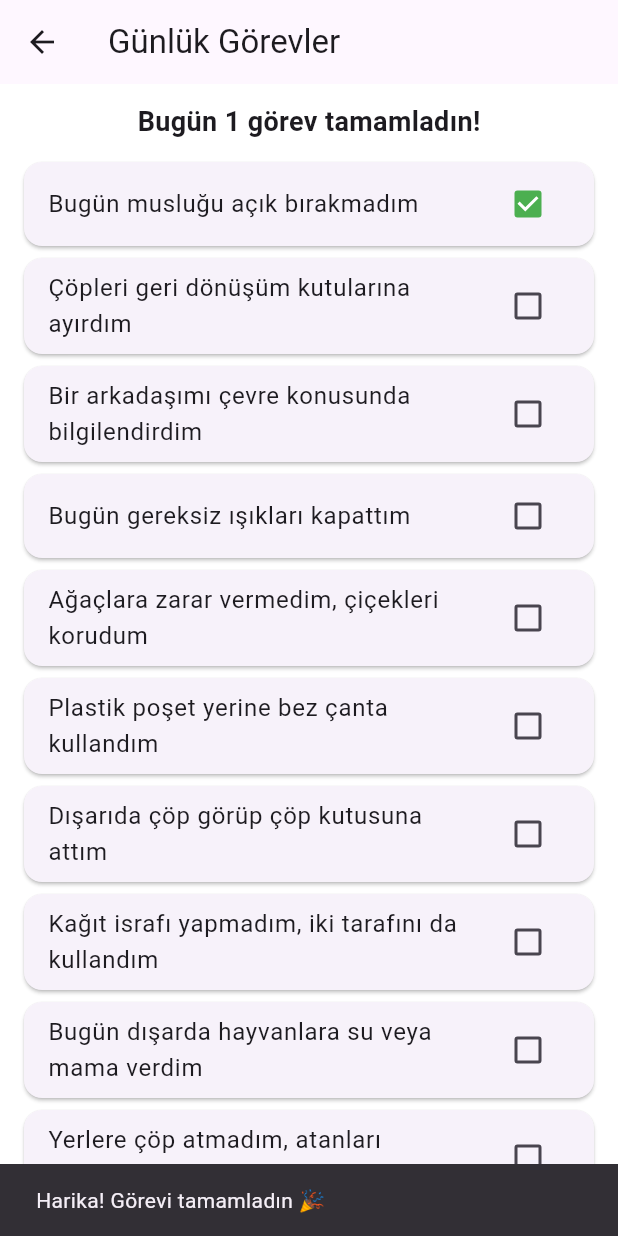
After one commit to RabiaNurAcarturk/cevreci__cocuk, a Flutter app: the GorevlerSayfasi screen opened directly, after a tap on "Bugün musluğu açık bırakmadım", on a phone screen of 412 x 824 dp. The commit adds this screen. Run offline on Flutter 3.47's test engine with Material 3 defaults, Android fonts, the light colour scheme and no system bars; our stand-ins replace lottie; missing offline and left inert: star_menu.

Commit message:
gorevler sayfası eklendi

```diff
--- /dev/null
+++ b/lib/screens/gorevler.dart
@@ -0,0 +1,76 @@
+import 'package:flutter/material.dart';
+
+class GorevlerSayfasi extends StatefulWidget {
+  @override
+  _GorevlerSayfasiState createState() => _GorevlerSayfasiState();
+}
+
+class _GorevlerSayfasiState extends State<GorevlerSayfasi> {
+  final List<Map<String, dynamic>> gorevler = [
+    {'metin': 'Bugün musluğu açık bırakmadım', 'tamamlandi': false},
+    {'metin': 'Çöpleri geri dönüşüm kutularına ayırdım', 'tamamlandi': false},
+    {'metin': 'Bir arkadaşımı çevre konusunda bilgilendirdim', 'tamamlandi': false},
+    {'metin': 'Bugün gereksiz ışıkları kapattım', 'tamamlandi': false},
+    {'metin': 'Ağaçlara zarar vermedim, çiçekleri korudum', 'tamamlandi': false},
+    {'metin': 'Plastik poşet yerine bez çanta kullandım', 'tamamlandi': false},
+    {'metin': 'Dışarıda çöp görüp çöp kutusuna attım', 'tamamlandi': false},
+    {'metin': 'Kağıt israfı yapmadım, iki tarafını da kullandım', 'tamamlandi': false},
+    {'metin': 'Bugün dışarda hayvanlara su veya mama verdim', 'tamamlandi': false},
+    {'metin': 'Yerlere çöp atmadım, atanları uyardım', 'tamamlandi': false},
+  ];
+
+  int tamamlananSayisi = 0;
+
+  void goreviGuncelle(int index, bool? yeniDeger) {
+    setState(() {
+      gorevler[index]['tamamlandi'] = yeniDeger!;
+      tamamlananSayisi = gorevler.where((g) => g['tamamlandi']).length;
+    });
+  }
+
+  @override
+  Widget build(BuildContext context) {
+    return Scaffold(
+      appBar: AppBar(
+        title: Text('Günlük Görevler'),
+      ),
+      body: Padding(
+        padding: const EdgeInsets.all(12.0),
+        child: Column(
+          children: [
+            Text(
+              'Bugün $tamamlananSayisi görev tamamladın!',
+              style: TextStyle(fontSize: 18, fontWeight: FontWeight.bold),
+            ),
+            SizedBox(height: 10),
+            Expanded(
+              child: ListView.builder(
+                itemCount: gorevler.length,
+                itemBuilder: (context, index) {
+                  return Card(
+                    child: CheckboxListTile(
+                      title: Text(gorevler[index]['metin']),
+                      value: gorevler[index]['tamamlandi'],
+                      activeColor: Colors.green,
+                      onChanged: (deger) {
+                        goreviGuncelle(index, deger);
+                        if (deger == true) {
+                          ScaffoldMessenger.of(context).showSnackBar(
+                            SnackBar(
+                              content: Text('Harika! Görevi tamamladın 🎉'),
+                              duration: Duration(seconds: 1),
+                            ),
+                          );
+                        }
+                      },
+                    ),
+                  );
+                },
+              ),
+            ),
+          ],
+        ),
+      ),
+    );
+  }
+}
--- a/lib/screens/home_screen.dart
+++ b/lib/screens/home_screen.dart
@@ -4,6 +4,7 @@ import 'package:cevreci_cocuk/screens/journal_screen.dart';
 import 'package:cevreci_cocuk/screens/profile_screen.dart';
 import 'package:flutter/material.dart';
 import 'package:star_menu/star_menu.dart';
+import 'package:cevreci_cocuk/screens/gorevler.dart';
 
 class HomeScreen extends StatefulWidget {
   static const String routeName = '/home';
@@ -20,13 +21,15 @@ class _HomeScreenState extends State<HomeScreen> {
     BadgesScreen(),
     JournalScreen(),
     ProfileScreen(),
+    GorevlerSayfasi()
   ];
 
   final List<String> _titles = [
     'Keşfet',
-    'Görevler',
+    'Rozetler',
     'Günlük',
     'Profil',
+    'Görevler'
   ];
 
   void _onMenuItemTapped(int index) {
@@ -37,7 +40,7 @@ class _HomeScreenState extends State<HomeScreen> {
 
   @override
   Widget build(BuildContext context) {
-    final List<Widget> menuItems = List.generate(4, (index) {
+    final List<Widget> menuItems = List.generate(5, (index) {
       return Column(
         mainAxisSize: MainAxisSize.min,
         children: [
@@ -51,9 +54,10 @@ class _HomeScreenState extends State<HomeScreen> {
             child: Icon(
               [
                 Icons.explore,
-                Icons.check_circle,
+                Icons.badge,
                 Icons.edit,
                 Icons.person,
+                Icons.check_circle
               ][index],
               size: 20,
             ),
```
